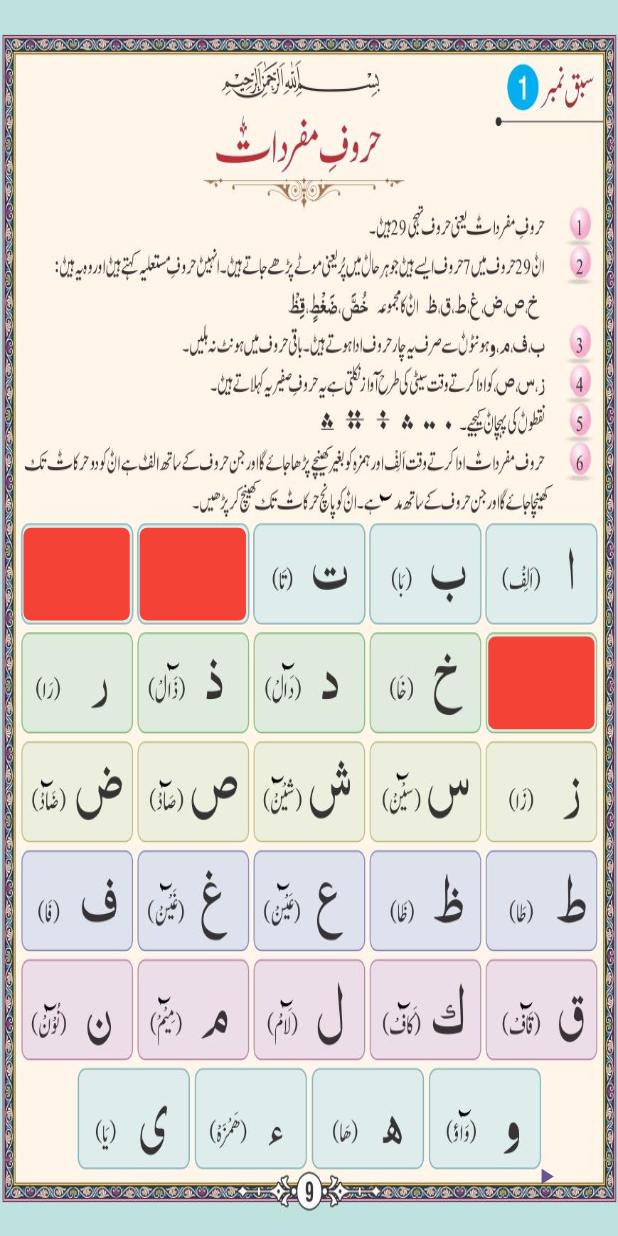
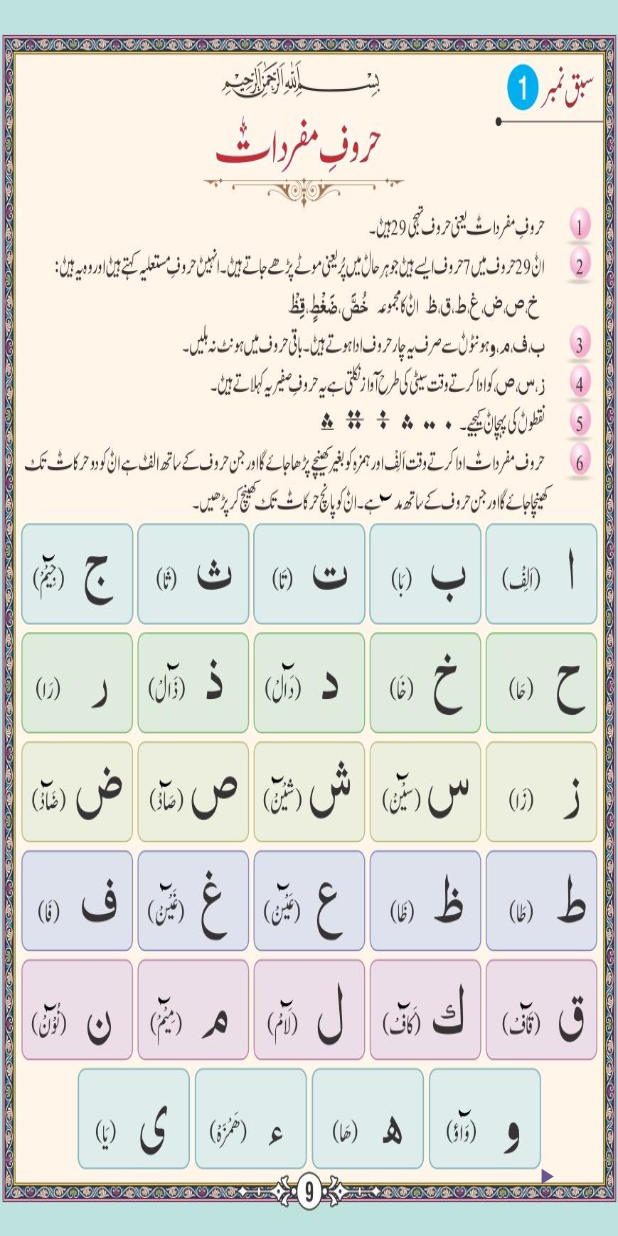
Before and after one commit to ahmadali369/makki-madani-qaida, a Flutter app: the screen it shows after launch, on a phone screen of 412 x 824 dp. Run offline on Flutter 3.47's test engine with Material 3 defaults, Android fonts, the phone set to English and light mode, and no system bars; our stand-ins replace audioplayers.

Commit message:
fix - code clean up

```diff
--- a/lib/testingPage.dart
+++ b/lib/testingPage.dart
@@ -15,7 +15,24 @@ class _MyHomePageState extends State<MyHomePage> {
   late List<String> _audios = [
     "audios/demo2.mp3",
     "audios/demo.mp3",
-    "audios/demo2.mp3"
+    "audios/demo2.mp3",
+    "audios/demo.mp3",
+    "audios/demo2.mp3",
+    "audios/demo.mp3",
+    "audios/demo2.mp3",
+    "audios/demo.mp3",
+    "audios/demo2.mp3",
+    "audios/demo.mp3",
+    "audios/demo2.mp3",
+    "audios/demo.mp3",
+    "audios/demo2.mp3",
+    "audios/demo.mp3",
+    "audios/demo2.mp3",
+    "audios/demo.mp3",
+    "audios/demo2.mp3",
+    "audios/demo.mp3",
+    "audios/demo2.mp3",
+    "audios/demo.mp3",
   ];
 
   final audioPlayer = AudioPlayer();
@@ -23,7 +40,7 @@ class _MyHomePageState extends State<MyHomePage> {
   @override
   void initState() {
     super.initState();
-    _buttonStates = List<bool>.filled(3, false);
+    _buttonStates = List<bool>.filled(29, false);
   }
 
   void _triggerButton(int index) {
@@ -92,172 +109,70 @@ class _MyHomePageState extends State<MyHomePage> {
           /// -------------------------------------------------------------------------------------- row 1   188
 
           /// alif
-          // Positioned(
-          //   left: MediaQuery.of(context).size.width *
-          //       0.790, // Adjust the left position as needed.
-          //   top: MediaQuery.of(context).size.height *
-          //       0.427, // Adjust the top position as needed.
-          //
-          //   child: Container(
-          //
-          //     decoration: BoxDecoration(
-          //         color: Colors.transparent, borderRadius: BorderRadius.circular(5),
-          //
-          //     ),
-          //
-          //     width: MediaQuery.of(context).size.width * .172,
-          //     height: MediaQuery.of(context).size.height * .075,
-          //     clipBehavior: Clip.antiAlias,
-          //
-          //
-          //     child: ElevatedButton(
-          //       style: ElevatedButton.styleFrom(
-          //         shadowColor: Colors.transparent,
-          //         primary: _buttonStates[0] ? Color(0xbbB3E6E1) : Colors.transparent,
-          //         shape: RoundedRectangleBorder(
-          //           borderRadius: BorderRadius.circular(0.0), // Optional: Set border radius
-          //           // Optional: You can also set other properties like border color, etc.
-          //         ),
-          //       ),
-          //
-          //       onPressed: () async {
-          //
-          //         _triggerButtonManullay(0);
-          //
-          //         // await audioPlayer.play(AssetSource("audios/demo2.mp3"));
-          //         print("button 1");
-          //       },
-          //       child: SizedBox(),
-          //     ),
-          //     // Change the color as needed.
-          //   ),
-          // ),
 
-
-          ///
-          AudioButtonWidget(buttonState: _buttonStates[0],audio: _audios[0], top: 0.427,left: 0.790,width: .172,heigt: .075,),
+          AudioButtonWidget(
+            buttonState: _buttonStates[0],
+            audio: _audios[0],
+            top: 0.427,
+            left: 0.790,
+            width: .172,
+            heigt: .075,
+          ),
 
           /// baa
-          AudioButtonWidget(buttonState: _buttonStates[1],audio: _audios[1], top: 0.427,left: 0.602,width: .172,heigt: .075,),
-
-          // Positioned(
-          //   left: MediaQuery.of(context).size.width *
-          //       0.602, // Adjust the left position as needed.
-          //   top: MediaQuery.of(context).size.height *
-          //       0.427, // Adjust the top position as needed.
-          //
-          //   child: Container(
-          //     decoration: BoxDecoration(
-          //         color: Colors.red, borderRadius: BorderRadius.circular(5)),
-          //
-          //     width: MediaQuery.of(context).size.width * .172,
-          //     height: MediaQuery.of(context).size.height * .075,
-          //
-          //     child: ElevatedButton(
-          //       style: ElevatedButton.styleFrom(
-          //         primary: _buttonStates[1] ? Colors.green : Colors.blue,
-          //       ),
-          //       onPressed: () async {
-          //         // _triggerButton(1);
-          //         _triggerButtonManullay(1);
-          //         // await audioPlayer.play(AssetSource("audios/demo.mp3"));
-          //
-          //         print("button 2");
-          //       },
-          //       child: FlutterLogo(),
-          //     ),
-          //
-          //     // Change the color as needed.
-          //   ),
-          // ),
+          AudioButtonWidget(
+            buttonState: _buttonStates[1],
+            audio: _audios[1],
+            top: 0.427,
+            left: 0.602,
+            width: .172,
+            heigt: .075,
+          ),
 
           /// taa
 
-          AudioButtonWidget(buttonState: _buttonStates[2],audio: _audios[0], top: 0.427,left: 0.414,width: .172,heigt: .075,),
-
-
-
-          // Positioned(
-          //   left: MediaQuery.of(context).size.width *
-          //       0.414, // Adjust the left position as needed.
-          //   top: MediaQuery.of(context).size.height *
-          //       0.427, // Adjust the top position as needed.
-          //
-          //   child: Container(
-          //     decoration: BoxDecoration(
-          //         color: Colors.red, borderRadius: BorderRadius.circular(5)),
-          //
-          //     width: MediaQuery.of(context).size.width * .172,
-          //     height: MediaQuery.of(context).size.height * .075,
-          //     // Change the color as needed.
-          //     child: ElevatedButton(
-          //       style: ElevatedButton.styleFrom(
-          //         primary: _buttonStates[2] ? Colors.green : Colors.blue,
-          //       ),
-          //       onPressed: () async {
-          //         // _triggerButton(2);
-          //         _triggerButtonManullay(2);
-          //
-          //         // await audioPlayer.play(AssetSource("audios/demo2.mp3"));
-          //
-          //         print("button 3");
-          //       },
-          //       child: FlutterLogo(),
-          //     ),
-          //   ),
-          // ),
-
-          /// saa
-          Positioned(
-            left: MediaQuery.of(context).size.width *
-                0.226, // Adjust the left position as needed.
-            top: MediaQuery.of(context).size.height *
-                0.427, // Adjust the top position as needed.
-
-            child: Container(
-              decoration: BoxDecoration(
-                  color: Colors.red, borderRadius: BorderRadius.circular(5)),
-
-              width: MediaQuery.of(context).size.width * .172,
-              height: MediaQuery.of(context).size.height * .075,
-              // Change the color as needed.
-            ),
+          AudioButtonWidget(
+            buttonState: _buttonStates[2],
+            audio: _audios[0],
+            top: 0.427,
+            left: 0.414,
+            width: .172,
+            heigt: .075,
           ),
 
           /// saa
-          Positioned(
-            left: MediaQuery.of(context).size.width *
-                0.038, // Adjust the left position as needed.
-            top: MediaQuery.of(context).size.height *
-                0.427, // Adjust the top position as needed.
 
-            child: Container(
-              decoration: BoxDecoration(
-                  color: Colors.red, borderRadius: BorderRadius.circular(5)),
+          AudioButtonWidget(
+            buttonState: _buttonStates[3],
+            audio: _audios[1],
+            top: 0.427,
+            left: 0.226,
+            width: .172,
+            heigt: .075,
+          ),
 
-              width: MediaQuery.of(context).size.width * .172,
-              height: MediaQuery.of(context).size.height * .075,
-              // Change the color as needed.
-            ),
+          /// saa
+
+          AudioButtonWidget(
+            buttonState: _buttonStates[4],
+            audio: _audios[0],
+            top: 0.427,
+            left: 0.038,
+            width: .172,
+            heigt: .075,
           ),
 
           /// ------------------------------------------------------------------------------------------ row 2
 
           /// haa
-          Positioned(
-            left: MediaQuery.of(context).size.width *
-                0.790, // Adjust the left position as needed.
-            top: MediaQuery.of(context).size.height *
-                0.515, // Adjust the top position as needed.
 
-            child: Container(
-              decoration: BoxDecoration(
-                  color: Colors.red, borderRadius: BorderRadius.circular(5)),
-
-              width: MediaQuery.of(context).size.width * .172,
-              height: MediaQuery.of(context).size.height * .075,
-              // Change the color as needed.
-            ),
+          AudioButtonWidget(
+            buttonState: _buttonStates[5],
+            audio: _audios[1],
+            top: 0.515,
+            left: 0.790,
+            width: .172,
+            heigt: .075,
           ),
 
           // Add more Positioned containers as needed.
@@ -274,19 +189,22 @@ class _MyHomePageState extends State<MyHomePage> {
 }
 
 class AudioButtonWidget extends StatefulWidget {
-  AudioButtonWidget({super.key, required this.buttonState, required this.audio, required this.left, required this.top, required this.width, required this.heigt});
-
-
+  AudioButtonWidget(
+      {super.key,
+      required this.buttonState,
+      required this.audio,
+      required this.left,
+      required this.top,
+      required this.width,
+      required this.heigt});
 
   double left;
   double top;
   double width;
   double heigt;
 
-
   bool buttonState;
   String audio;
-
 
   @override
   State<AudioButtonWidget> createState() => _AudioButtonWidgetState();
@@ -296,14 +214,12 @@ class _AudioButtonWidgetState extends State<AudioButtonWidget> {
   final audioPlayer = AudioPlayer();
   bool buttonLocalState = false;
 
-
   void _triggerButton(bool state) {
     setState(() {
-          state = !state;
-          buttonLocalState = !buttonLocalState;
+      state = !state;
+      buttonLocalState = !buttonLocalState;
     });
   }
-
 
   void _triggerButtonManullay(bool state, String audio) async {
     _triggerButton(state);
@@ -320,7 +236,6 @@ class _AudioButtonWidgetState extends State<AudioButtonWidget> {
     _triggerButton(state);
   }
 
-
   @override
   Widget build(BuildContext context) {
     return Positioned(
@@ -330,30 +245,28 @@ class _AudioButtonWidgetState extends State<AudioButtonWidget> {
           widget.top, // Adjust the top position as needed.
 
       child: Container(
-
         decoration: BoxDecoration(
-          color: Colors.transparent, borderRadius: BorderRadius.circular(5),
-
+          color: Colors.transparent,
+          borderRadius: BorderRadius.circular(5),
         ),
 
         width: MediaQuery.of(context).size.width * widget.width,
         height: MediaQuery.of(context).size.height * widget.heigt,
         clipBehavior: Clip.antiAlias,
 
-
         child: ElevatedButton(
           style: ElevatedButton.styleFrom(
             shadowColor: Colors.transparent,
-            primary: (widget.buttonState || buttonLocalState) ? Color(0xbbB3E6E1) : Colors.transparent,
+            primary: (widget.buttonState || buttonLocalState)
+                ? Color(0xbbB3E6E1)
+                : Colors.transparent,
             shape: RoundedRectangleBorder(
-              borderRadius: BorderRadius.circular(0.0), // Optional: Set border radius
+              borderRadius:
+                  BorderRadius.circular(0.0), // Optional: Set border radius
             ),
           ),
-
           onPressed: () async {
             _triggerButtonManullay(widget.buttonState, widget.audio);
-
-            print("button 1");
           },
           child: SizedBox(),
         ),
```
